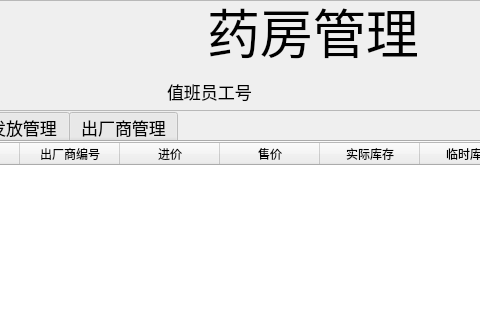
Above: pharmacydialog.ui from zhbean/Hospital_MIS before the change; both pictures show x 183 to 663 and y 0 to 320 of the 1036 by 802 pixel window. Below: the same form after it.
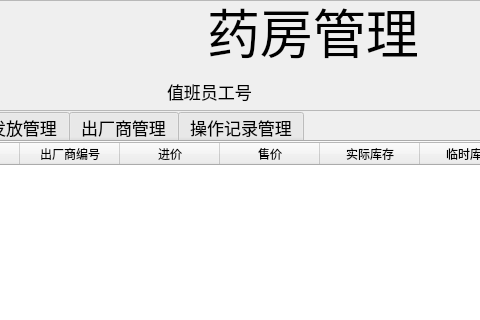
That is the form after the change.

Commit message: 药房，实现进药及药品查。

The edit to the form file:
```diff
--- a/pharmacydialog.ui
+++ b/pharmacydialog.ui
@@ -154,6 +154,12 @@
    <property name="currentIndex">
     <number>0</number>
    </property>
+   <property name="iconSize">
+    <size>
+     <width>16</width>
+     <height>16</height>
+    </size>
+   </property>
    <widget class="QWidget" name="tab_store">
     <attribute name="title">
      <string>药品库存管理</string>
@@ -496,6 +502,11 @@
      <string>出厂商管理</string>
     </attribute>
    </widget>
+   <widget class="QWidget" name="tab">
+    <attribute name="title">
+     <string>操作记录管理</string>
+    </attribute>
+   </widget>
   </widget>
  </widget>
  <resources/>
```
Left out of the diff: 20 changed lines with no effect on the pictures. The commit also changes 2 other files.
